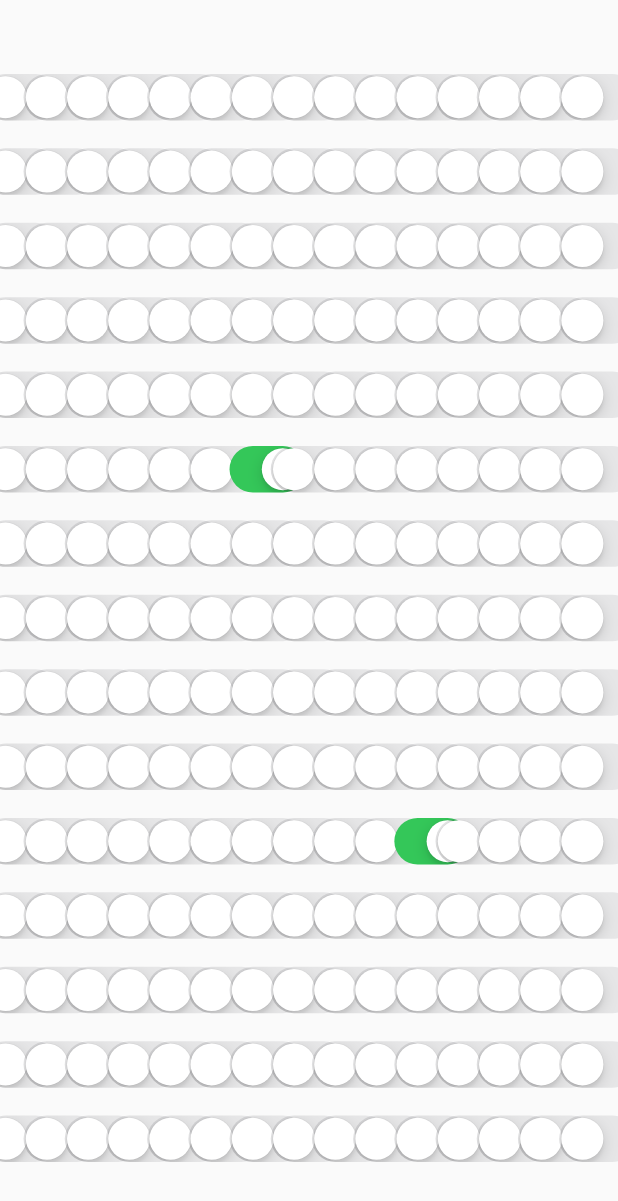
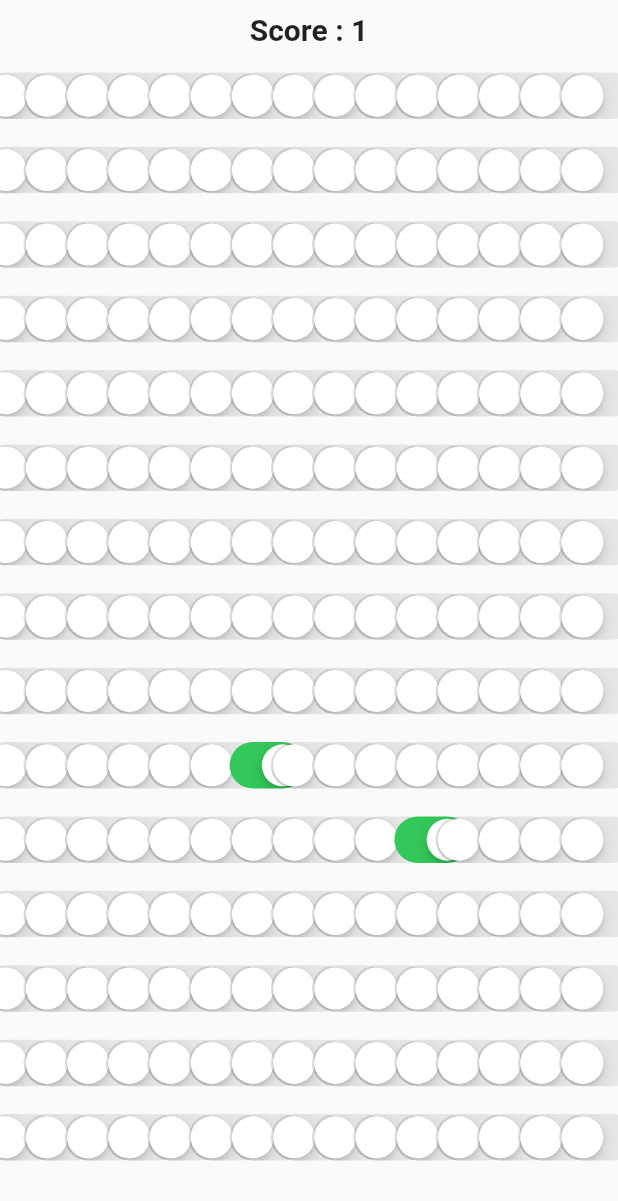
Before and after one commit to iamSahdeep/switch_snake_flutter, a Flutter app: the screen it shows after launch, on a phone screen of 412 x 824 dp. Shown: the top 1201 px of the screen. Run offline on Flutter 3.47's test engine with Material 2 defaults, Android fonts, the phone set to English and light mode, and no system bars.

Commit message:
minor changes

```diff
--- a/lib/Snake.dart
+++ b/lib/Snake.dart
@@ -1,7 +1,5 @@
 import 'dart:collection';
 
-import 'Cell.dart';
-import 'Cell.dart';
 import 'Cell.dart';
 
 class Snake {
--- a/lib/main.dart
+++ b/lib/main.dart
@@ -41,6 +41,7 @@ class _MyHomePageState extends State<MyHomePage> {
     _focusNode.dispose();
     super.dispose();
   }
+
   @override
   Widget build(BuildContext context) {
     return ChangeNotifierProvider<GameNotifier>(
@@ -50,23 +51,39 @@ class _MyHomePageState extends State<MyHomePage> {
       child:
           Consumer(builder: (BuildContext context, GameNotifier notifier, _) {
         final size = MediaQuery.of(context).size;
-        final double itemHeight = (size.height - kToolbarHeight - 24) / notifier.board[0].length;
+        final double itemHeight =
+            (size.height - kToolbarHeight - 24) / notifier.board[0].length;
         final double itemWidth = size.width / notifier.board[0].length;
         return RawKeyboardListener(
           focusNode: _focusNode,
           autofocus: true,
           onKey: notifier.handleKeyPress,
           child: Scaffold(
-            body: Container(
-              child: Center(
+            body: Stack(
+              children: [
+                Container(
+                  child: Column(
+                    children: [
+                      Padding(
+                        padding: const EdgeInsets.all(8.0),
+                        child: Text(
+                          "Score : ${notifier.snake.snakePartList.length - 1}",
+                          style: TextStyle(
+                              fontWeight: FontWeight.bold, fontSize: 20),
+                        ),
+                      ),
+                      Center(
                         child: GridView.builder(
-                    gridDelegate: SliverGridDelegateWithFixedCrossAxisCount(
-                        crossAxisCount: notifier.board[0].length, childAspectRatio: (itemWidth/ itemHeight)),
+                            gridDelegate:
+                                SliverGridDelegateWithFixedCrossAxisCount(
+                                    crossAxisCount: notifier.board[0].length,
+                                    childAspectRatio: (itemWidth / itemHeight)),
                             shrinkWrap: true,
-                    itemCount:
-                        notifier.board[0].length * notifier.board[0].length,
+                            itemCount: notifier.board[0].length *
+                                notifier.board[0].length,
                             itemBuilder: (context, index) {
-                      int x = (index % notifier.board[0].length).toInt();
+                              int x =
+                                  (index % notifier.board[0].length).toInt();
                               int y = index ~/ notifier.board[0].length;
                               Cell cell = notifier.board[x][y];
                               return CupertinoSwitch(
@@ -74,6 +91,42 @@ class _MyHomePageState extends State<MyHomePage> {
                                   onChanged: (_) {});
                             }),
                       ),
+                    ],
+                  ),
+                ),
+                notifier.gamesOver
+                    ? Center(
+                        child: Card(
+                          child: Padding(
+                            padding: const EdgeInsets.all(18.0),
+                            child: Column(
+                              mainAxisSize: MainAxisSize.min,
+                              children: [
+                                Padding(
+                                  padding: const EdgeInsets.all(8.0),
+                                  child: Text(
+                                    "Score : ${notifier.snake.snakePartList.length - 1}",
+                                    style: TextStyle(
+                                        fontWeight: FontWeight.bold,
+                                        fontSize: 20),
+                                  ),
+                                ),
+                                Padding(
+                                  padding: const EdgeInsets.all(8.0),
+                                  child: MaterialButton(
+                                    onPressed: () {
+                                      notifier.init();
+                                    },
+                                    child: Text("Restart"),
+                                  ),
+                                )
+                              ],
+                            ),
+                          ),
+                        ),
+                      )
+                    : SizedBox()
+              ],
             ),
           ),
         );
```
Also changed, not shown: lib/GameNotifier.dart (+31 -26 lines). Lines whose indentation alone changed are shown as unchanged.
